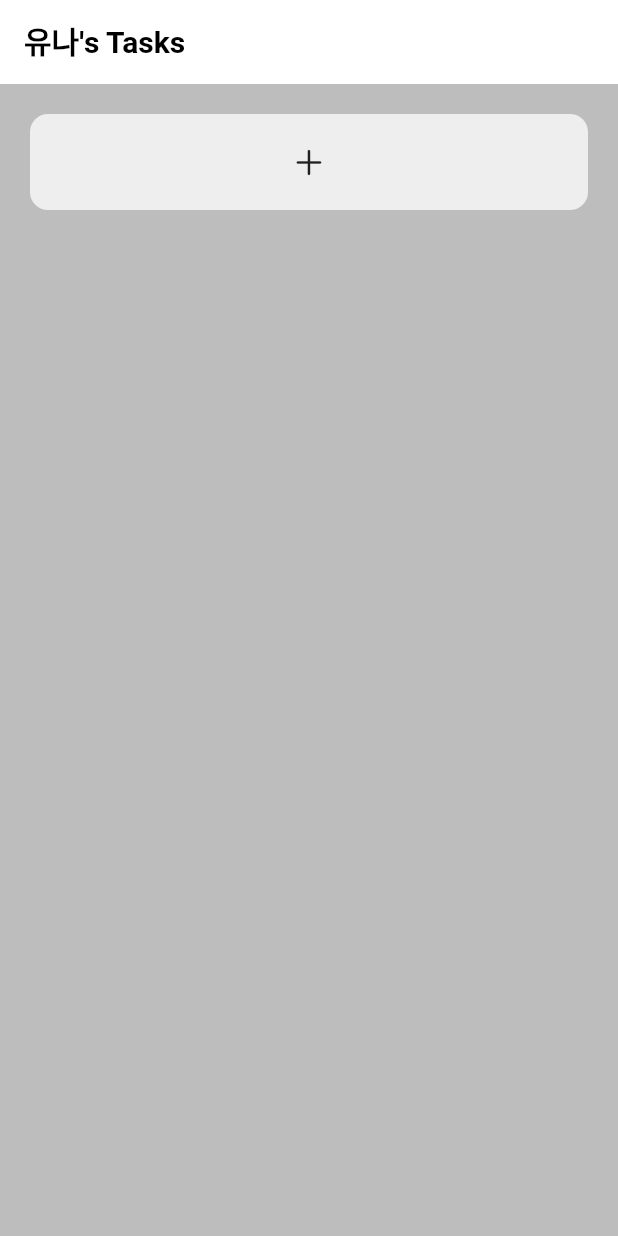
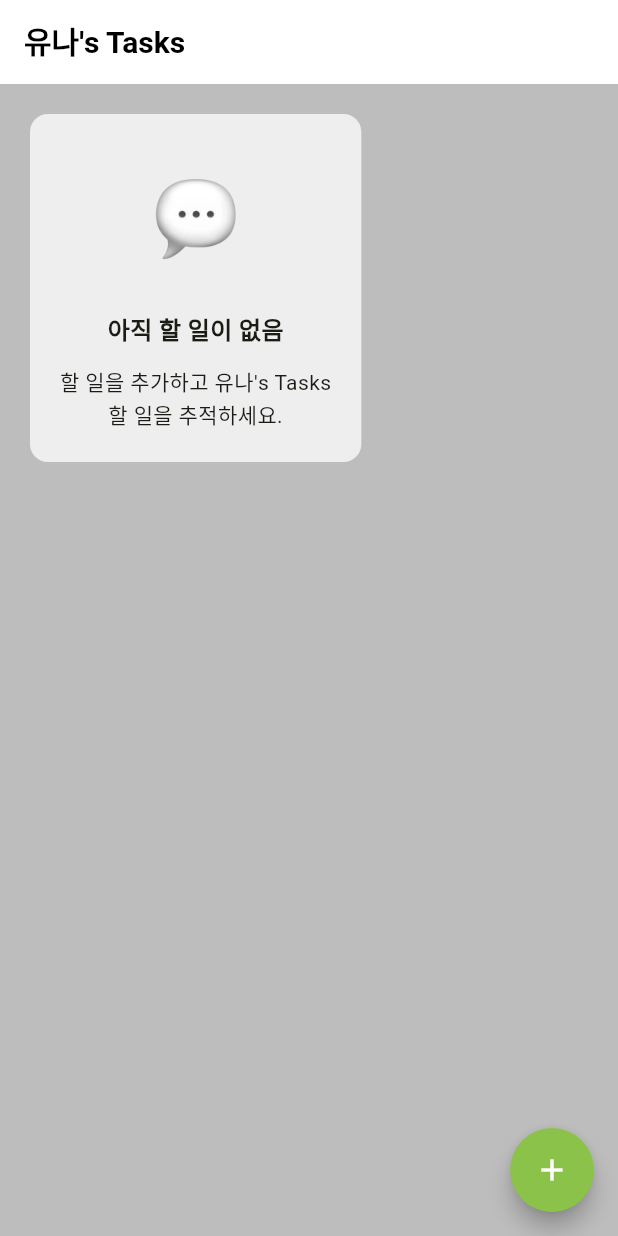
Before and after one commit to yuna-jung/tasks, a Flutter app: the screen it shows after launch, on a phone screen of 412 x 824 dp. Run offline on Flutter 3.47's test engine with Material 3 defaults, Android fonts, the phone set to English and light mode, and no system bars; Roboto replaces fonts that are missing (Nanum_Gothic).

Commit message:
feat: 기능 추가

```diff
--- a/lib/homepage/todo_taskbox.dart
+++ b/lib/homepage/todo_taskbox.dart
@@ -1,5 +1,6 @@
 import 'package:flutter/cupertino.dart';
 import 'package:flutter/material.dart';
+import 'package:to_do_app/homepage/todo_title.dart';
 
 class TaskBox extends StatelessWidget{
   const TaskBox({super.key});
@@ -16,16 +17,30 @@ class TaskBox extends StatelessWidget{
       child: Column(
         mainAxisSize: MainAxisSize.min,
         children: [
-          const Icon(
-            CupertinoIcons.add
-          )
+          Image.asset(
+            'assets/images/empty_task.webp',
+            width: 100,
+            height: 100,
+          ),
+          SizedBox(height: 12),
+          Text(
+            '아직 할 일이 없음',
+            style: TextStyle(
+              fontSize: 16,
+              fontWeight: FontWeight.bold
+            ),
+          ),
+          SizedBox(height: 12),
+          Text(
+            "할 일을 추가하고 ${TodoTitle.title}\n할 일을 추적하세요.",
+            textAlign: TextAlign.center,
+            style: TextStyle(
+            fontSize: 14,
+            height: 1.5,
+          ),
+          ),
           ],
       ),
     );
   }
 }
-
-
-
-
-      // child: const Text('아직 할 일이 없음'),
--- a/lib/homepage/todo_title.dart
+++ b/lib/homepage/todo_title.dart
@@ -1,10 +1,13 @@
 import 'package:flutter/material.dart';
 
 class TodoTitle extends StatelessWidget{
+
+  static const String title="유나's Tasks";
+
   @override
   Widget build(BuildContext context) {
     return Text(
-      "유나's Tasks",
+      title,
       style: TextStyle(
         fontSize: 20,
         fontWeight: FontWeight.bold,
--- a/lib/main.dart
+++ b/lib/main.dart
@@ -1,6 +1,10 @@
 import 'package:flutter/material.dart';
+import 'package:to_do_app/add_todo_page/bottom_sheet.dart';
+import 'package:to_do_app/add_todo_page/todo_detail_screen.dart';
+import 'package:to_do_app/add_todo_page/todo_view.dart';
 import 'package:to_do_app/homepage/todo_taskbox.dart';
 import 'package:to_do_app/homepage/todo_title.dart';
+import 'package:to_do_app/models/todo_entity.dart';
 
 void main() {
   runApp(const MyApp()); //앱 실행
@@ -24,14 +28,14 @@ class MyApp extends StatelessWidget {
         ),
 
         colorScheme: ColorScheme.fromSeed(
-          seedColor: Colors.lightBlue, // 메인 컬러 지정
+          seedColor: Colors.lightGreen, // 메인 컬러 지정
           brightness: Brightness.light, //라이트 모드일 때 설정
         ),
       ),
       darkTheme: ThemeData(
         useMaterial3: true,
         colorScheme: ColorScheme.fromSeed(
-            seedColor: Colors.lightBlue,
+          seedColor: Colors.lightGreen,
           brightness: Brightness.dark,
         ),
       ),
@@ -41,29 +45,95 @@ class MyApp extends StatelessWidget {
   }
 }
 
-class Homepage extends StatefulWidget{
+class Homepage extends StatefulWidget {
   @override
   State<Homepage> createState() => _HomePageState();
 }
 
-class _HomePageState extends State<Homepage>{
-  List<String> tasks=[];
+class _HomePageState extends State<Homepage> {
+  List<TodoEntity> todos = [];
+
+  void toggleDone(int index) {
+    final old = todos[index];
+    setState(() {
+      todos[index] = TodoEntity(
+        title: old.title,
+        description: old.description,
+        isFavorite: old.isFavorite,
+        isDone: !old.isDone,
+      );
+    });
+  }
+
+  void toggleFavorite(int index) {
+    final old = todos[index];
+    setState(() {
+      todos[index] = TodoEntity(
+        title: old.title,
+        description: old.description,
+        isFavorite: !old.isFavorite,
+        isDone: old.isDone,
+      );
+    });
+  }
+
+  void deleteTodo(int index) {
+    setState(() => todos.removeAt(index));
+  }
+
+  void addTodo(TodoEntity todo) {
+    setState(() => todos.add(todo));
+  }
+
+  Future<void> _openAddTodoSheet() async {
+    final result = await showModalBottomSheet<TodoEntity>(
+      context: context,
+      isScrollControlled: true,
+      builder: (_) => const AddTodoBottomSheet(),
+    );
+
+    if (result == null) return;
+    setState(() => todos.add(result));
+  }
 
   @override
   Widget build(BuildContext context) {
     return Scaffold(
-      appBar: AppBar(
-        title: TodoTitle()
-      ),
+      resizeToAvoidBottomInset: false,
+      appBar: AppBar(title: TodoTitle()),
       body: Padding(
         padding: const EdgeInsets.symmetric(),
-        child: ListView(
-         children: [
-          TaskBox(),
-         ],
+        child: todos.isEmpty
+            ? const TaskBox()
+            : ListView.builder(
+                itemCount: todos.length,
+                itemBuilder: (context, index) {
+                  return ToDoView(
+                    toDo: todos[index],
+                    onToggleDone: () => toggleDone(index),
+                    onToggleFavorite: () => toggleFavorite(index),
+                    onTap: () {
+                      Navigator.push(
+                        context,
+                        MaterialPageRoute(
+                          builder: (_) => TodoDetailScreen(
+                            todo: todos[index],
+                            onToggleFavorite: () => toggleFavorite(index),
+                            onDelete: () => deleteTodo(index),
                           ),
                         ),
-      // floatingActionButton: AddTaskFab(),
+                      );
+                    },
+                  );
+                },
+              ),
+      ),
+      floatingActionButton: FloatingActionButton(
+        shape: CircleBorder(),
+        backgroundColor: Colors.lightGreen,
+        onPressed: _openAddTodoSheet,
+        child: Icon(Icons.add, color: Colors.white, size: 24),
+      ),
     );
   }
 }
--- /dev/null
+++ b/lib/models/todo_entity.dart
@@ -0,0 +1,13 @@
+class TodoEntity {
+  final String title;
+  final String? description;
+  final bool isFavorite;
+  final bool isDone;
+
+  TodoEntity({
+    required this.title,
+    this.description,
+    this.isFavorite = false,
+    this.isDone = false,
+  });
+}
```
Also changed, not shown: lib/add_todo_page/bottom_sheet.dart (added, +177 -0 lines), lib/add_todo_page/todo_view.dart (added, +62 -0 lines), assets/images/empty_task.webp, lib/add_todo_page/todo_detail_screen.dart (added). Lines whose indentation alone changed are shown as unchanged.
